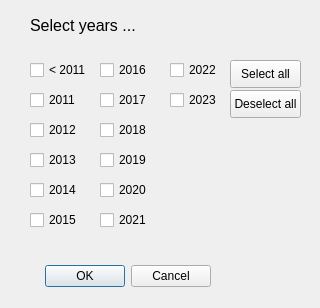
Above: plugins/picture_select/picture_select_dlg.ui from bvermeulen/QGIS before the change. Below: the same form after it.
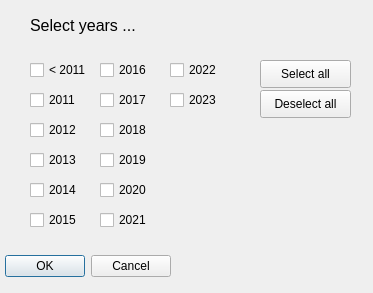
That is the form after the change.

Patch:
```diff
--- a/plugins/picture_select/picture_select_dlg.ui
+++ b/plugins/picture_select/picture_select_dlg.ui
@@ -6,8 +6,8 @@
    <rect>
     <x>0</x>
     <y>0</y>
-    <width>320</width>
-    <height>308</height>
+    <width>373</width>
+    <height>293</height>
    </rect>
   </property>
   <property name="windowTitle">
@@ -17,8 +17,8 @@
    <property name="geometry">
     <rect>
      <x>0</x>
-     <y>260</y>
-     <width>211</width>
+     <y>250</y>
+     <width>171</width>
      <height>32</height>
     </rect>
    </property>
@@ -227,9 +227,9 @@
   <widget class="QPushButton" name="pb_deselect_all">
    <property name="geometry">
     <rect>
-     <x>230</x>
+     <x>260</x>
      <y>90</y>
-     <width>71</width>
+     <width>91</width>
      <height>28</height>
     </rect>
    </property>
@@ -240,9 +240,9 @@
   <widget class="QPushButton" name="pb_select_all">
    <property name="geometry">
     <rect>
-     <x>230</x>
+     <x>260</x>
      <y>60</y>
-     <width>71</width>
+     <width>91</width>
      <height>28</height>
     </rect>
    </property>
```
